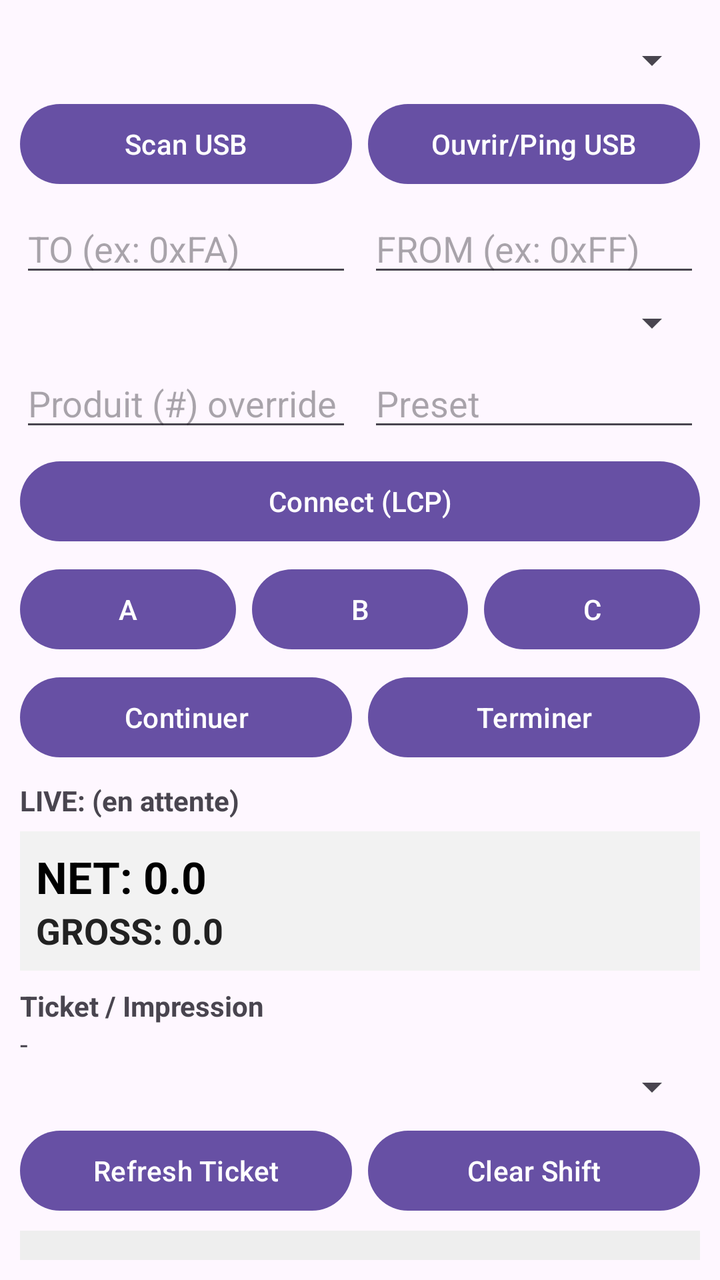
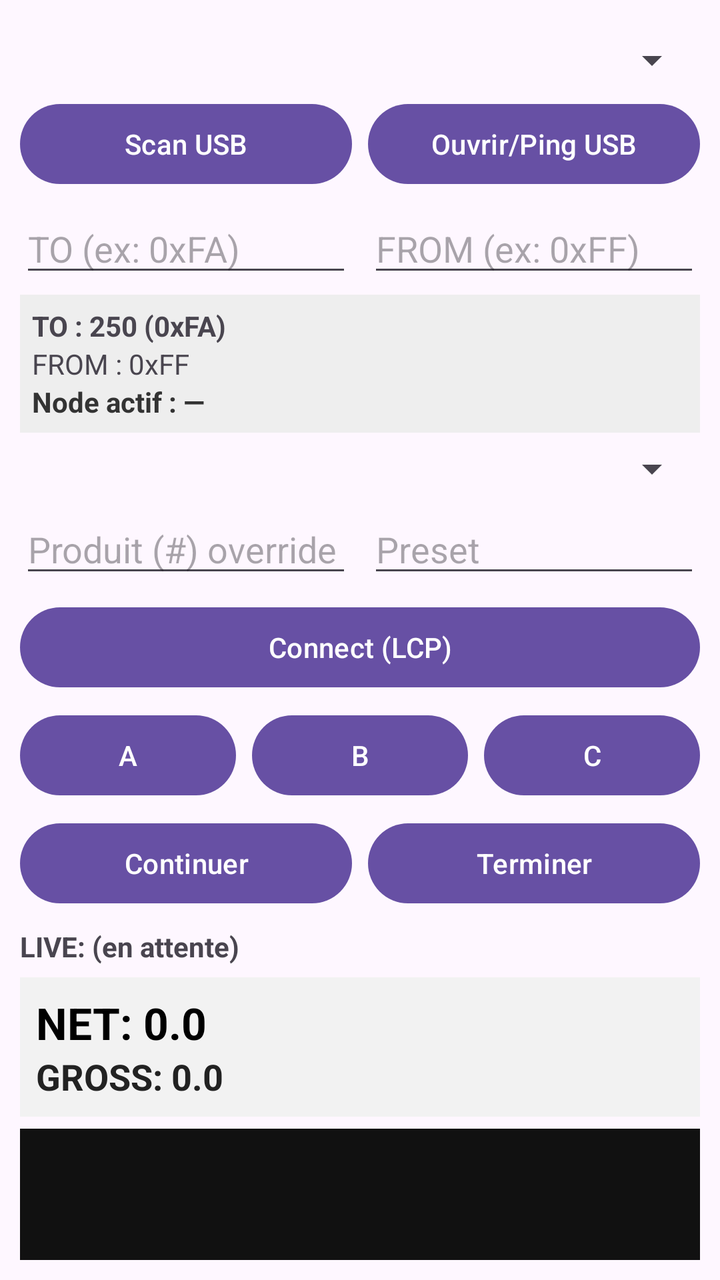

The first picture is an Android layout as it rendered before a commit; the second is the same layout after the commit. The layout source and the unified diff follow.
<!-- AndroidManifest.xml: application theme Theme.Material3.DayNight.NoActionBar -->
<!-- res/layout/activity_main.xml -->
<LinearLayout xmlns:android="http://schemas.android.com/apk/res/android"
    android:id="@+id/root"
    android:layout_width="match_parent"
    android:layout_height="match_parent"
    android:orientation="vertical"
    android:padding="10dp">

    
    <Spinner
        android:id="@+id/spnUsbDevices"
        android:layout_width="match_parent"
        android:layout_height="wrap_content"
        android:layout_marginTop="8dp" />

    <LinearLayout
        android:layout_width="match_parent"
        android:layout_height="wrap_content"
        android:orientation="horizontal"
        android:layout_marginTop="6dp">

        <Button
            android:id="@+id/btnScanUsb"
            android:layout_width="0dp"
            android:layout_height="wrap_content"
            android:layout_weight="1"
            android:text="Scan USB" />

        <Button
            android:id="@+id/btnPingUsb"
            android:layout_width="0dp"
            android:layout_height="wrap_content"
            android:layout_weight="1"
            android:layout_marginStart="8dp"
            android:text="Ouvrir/Ping USB" />
    </LinearLayout>

    
    <LinearLayout
        android:layout_width="match_parent"
        android:layout_height="wrap_content"
        android:orientation="horizontal"
        android:layout_marginTop="6dp">

        <EditText
            android:id="@+id/edtTo"
            android:layout_width="0dp"
            android:layout_height="wrap_content"
            android:layout_weight="1"
            android:hint="TO (ex: 0xFA)"
            android:singleLine="true" />

        <EditText
            android:id="@+id/edtFrom"
            android:layout_width="0dp"
            android:layout_height="wrap_content"
            android:layout_weight="1"
            android:hint="FROM (ex: 0xFF)"
            android:singleLine="true"
            android:layout_marginStart="8dp" />
    </LinearLayout>

    
    
    <Spinner
        android:id="@+id/spnProducts"
        android:layout_width="match_parent"
        android:layout_height="wrap_content"
        android:layout_marginTop="6dp" />

    
    
    <LinearLayout
        android:layout_width="match_parent"
        android:layout_height="wrap_content"
        android:orientation="horizontal"
        android:layout_marginTop="6dp">

        <EditText
            android:id="@+id/edtProduct"
            android:layout_width="0dp"
            android:layout_height="wrap_content"
            android:layout_weight="1"
            android:hint="Produit (#) override"
            android:inputType="number"
            android:singleLine="true" />

        <EditText
            android:id="@+id/edtPreset"
            android:layout_width="0dp"
            android:layout_height="wrap_content"
            android:layout_weight="1"
            android:layout_marginStart="8dp"
            android:hint="Preset"
            android:inputType="numberDecimal"
            android:singleLine="true" />
    </LinearLayout>

    
    <Button
        android:id="@+id/btnConnect"
        android:layout_width="match_parent"
        android:layout_height="wrap_content"
        android:text="Connect (LCP)"
        android:layout_marginTop="6dp" />

    
    <LinearLayout
        android:layout_width="match_parent"
        android:layout_height="wrap_content"
        android:orientation="horizontal"
        android:layout_marginTop="6dp">

        <Button
            android:id="@+id/btnA"
            android:layout_width="0dp"
            android:layout_height="wrap_content"
            android:layout_weight="1"
            android:text="A" />

        <Button
            android:id="@+id/btnB"
            android:layout_width="0dp"
            android:layout_height="wrap_content"
            android:layout_weight="1"
            android:layout_marginStart="8dp"
            android:text="B" />

        <Button
            android:id="@+id/btnC"
            android:layout_width="0dp"
            android:layout_height="wrap_content"
            android:layout_weight="1"
            android:layout_marginStart="8dp"
            android:text="C" />
    </LinearLayout>

    
    <LinearLayout
        android:layout_width="match_parent"
        android:layout_height="wrap_content"
        android:orientation="horizontal"
        android:layout_marginTop="6dp">

        <Button
            android:id="@+id/btnContinue"
            android:layout_width="0dp"
            android:layout_height="wrap_content"
            android:layout_weight="1"
            android:text="Continuer" />

        <Button
            android:id="@+id/btnFinish"
            android:layout_width="0dp"
            android:layout_height="wrap_content"
            android:layout_weight="1"
            android:layout_marginStart="8dp"
            android:text="Terminer" />
    </LinearLayout>

    
    <TextView
        android:id="@+id/txtLive"
        android:layout_width="match_parent"
        android:layout_height="wrap_content"
        android:text="LIVE: (en attente)"
        android:textStyle="bold"
        android:layout_marginTop="8dp" />

    
    <LinearLayout
        android:id="@+id/liveQtyPanel"
        android:layout_width="match_parent"
        android:layout_height="wrap_content"
        android:orientation="vertical"
        android:layout_marginTop="6dp"
        android:padding="8dp"
        android:background="#F2F2F2">

        <TextView
            android:id="@+id/txtQtyNet"
            android:layout_width="match_parent"
            android:layout_height="wrap_content"
            android:text="NET: 0.0"
            android:textStyle="bold"
            android:textSize="22sp"
            android:textColor="#000000" />

        <TextView
            android:id="@+id/txtQtyGross"
            android:layout_width="match_parent"
            android:layout_height="wrap_content"
            android:text="GROSS: 0.0"
            android:textStyle="bold"
            android:textSize="18sp"
            android:textColor="#222222" />
    </LinearLayout>

    
    <LinearLayout
        android:layout_width="match_parent"
        android:layout_height="wrap_content"
        android:orientation="vertical"
        android:layout_marginTop="8dp">

        <TextView
            android:layout_width="match_parent"
            android:layout_height="wrap_content"
            android:text="Ticket / Impression"
            android:textStyle="bold" />

        <TextView
            android:id="@+id/txtTicketNumber"
            android:layout_width="match_parent"
            android:layout_height="wrap_content"
            android:text="-" />

        <Spinner
            android:id="@+id/spnTicketRequired"
            android:layout_width="match_parent"
            android:layout_height="wrap_content" />

        <LinearLayout
            android:layout_width="match_parent"
            android:layout_height="wrap_content"
            android:orientation="horizontal"
            android:layout_marginTop="6dp">

            <Button
                android:id="@+id/btnRefreshTicket"
                android:layout_width="0dp"
                android:layout_height="wrap_content"
                android:layout_weight="1"
                android:text="Refresh Ticket" />

            <Button
                android:id="@+id/btnClearShift"
                android:layout_width="0dp"
                android:layout_height="wrap_content"
                android:layout_weight="1"
                android:layout_marginStart="8dp"
                android:text="Clear Shift" />
        </LinearLayout>

        <TextView
            android:id="@+id/txtPrinterStatus"
            android:layout_width="match_parent"
            android:layout_height="wrap_content"
            android:text="Imprimante: (non connecté / non lu)"
            android:layout_marginTop="6dp"
            android:background="#EEEEEE"
            android:padding="6dp" />

        <LinearLayout
            android:layout_width="match_parent"
            android:layout_height="wrap_content"
            android:orientation="horizontal"
            android:layout_marginTop="6dp">

            <Button
                android:id="@+id/btnRefreshPrinter"
                android:layout_width="0dp"
                android:layout_height="wrap_content"
                android:layout_weight="1"
                android:text="Refresh Printer" />

            <Button
                android:id="@+id/btnPrintPending"
                android:layout_width="0dp"
                android:layout_height="wrap_content"
                android:layout_weight="1"
                android:layout_marginStart="8dp"
                android:text="Print Pending" />
        </LinearLayout>

    </LinearLayout>

    
    <CheckBox
        android:id="@+id/switchIoLog"
        android:layout_width="wrap_content"
        android:layout_height="wrap_content"
        android:text="I/O log"
        android:checked="true"
        android:layout_marginTop="8dp" />

    
    <ScrollView
        android:id="@+id/logScroll"
        android:layout_width="match_parent"
        android:layout_height="0dp"
        android:layout_weight="1"
        android:fillViewport="true"
        android:layout_marginTop="6dp"
        android:background="#111111">

        <TextView
            android:id="@+id/txtLog"
            android:layout_width="match_parent"
            android:layout_height="wrap_content"
            android:typeface="monospace"
            android:textIsSelectable="true"
            android:textSize="12sp"
            android:textColor="#00FF00"
            android:padding="6dp" />
    </ScrollView>

    
    <LinearLayout
        android:layout_width="match_parent"
        android:layout_height="wrap_content"
        android:orientation="horizontal"
        android:gravity="end"
        android:layout_marginTop="6dp">

        <Button
            android:id="@+id/btnClearLog"
            android:layout_width="wrap_content"
            android:layout_height="wrap_content"
            android:text="Clear log" />

        <Button
            android:id="@+id/btnCopyLog"
            android:layout_width="wrap_content"
            android:layout_height="wrap_content"
            android:layout_marginStart="8dp"
            android:text="Copy log" />
    </LinearLayout>

</LinearLayout>
<!-- resources referenced by this layout -->
<resources>

</resources>

<!-- the commit's change to res/layout/activity_main.xml (unified diff, before → after) -->
@@ -60,6 +60,36 @@
     </LinearLayout>
 
     
+    <LinearLayout
+        android:layout_width="match_parent"
+        android:layout_height="wrap_content"
+        android:orientation="vertical"
+        android:layout_marginTop="4dp"
+        android:padding="6dp"
+        android:background="#EEEEEE">
+
+        <TextView
+            android:id="@+id/txtToNode"
+            android:layout_width="match_parent"
+            android:layout_height="wrap_content"
+            android:text="TO : 250 (0xFA)"
+            android:textStyle="bold" />
+
+        <TextView
+            android:id="@+id/txtFromNode"
+            android:layout_width="match_parent"
+            android:layout_height="wrap_content"
+            android:text="FROM : 0xFF" />
+
+        <TextView
+            android:id="@+id/txtActiveNode"
+            android:layout_width="match_parent"
+            android:layout_height="wrap_content"
+            android:text="Node actif : —"
+            android:textStyle="bold"
+            android:textColor="#333333" />
+    </LinearLayout>
+
     
     <Spinner
         android:id="@+id/spnProducts"
@@ -67,7 +97,6 @@
         android:layout_height="wrap_content"
         android:layout_marginTop="6dp" />
 
-    
     
     <LinearLayout
         android:layout_width="match_parent"
@@ -194,94 +223,6 @@
             android:textSize="18sp"
             android:textColor="#222222" />
     </LinearLayout>
-
-    
-    <LinearLayout
-        android:layout_width="match_parent"
-        android:layout_height="wrap_content"
-        android:orientation="vertical"
-        android:layout_marginTop="8dp">
-
-        <TextView
-            android:layout_width="match_parent"
-            android:layout_height="wrap_content"
-            android:text="Ticket / Impression"
-            android:textStyle="bold" />
-
-        <TextView
-            android:id="@+id/txtTicketNumber"
-            android:layout_width="match_parent"
-            android:layout_height="wrap_content"
-            android:text="-" />
-
-        <Spinner
-            android:id="@+id/spnTicketRequired"
-            android:layout_width="match_parent"
-            android:layout_height="wrap_content" />
-
-        <LinearLayout
-            android:layout_width="match_parent"
-            android:layout_height="wrap_content"
-            android:orientation="horizontal"
-            android:layout_marginTop="6dp">
-
-            <Button
-                android:id="@+id/btnRefreshTicket"
-                android:layout_width="0dp"
-                android:layout_height="wrap_content"
-                android:layout_weight="1"
-                android:text="Refresh Ticket" />
-
-            <Button
-                android:id="@+id/btnClearShift"
-                android:layout_width="0dp"
-                android:layout_height="wrap_content"
-                android:layout_weight="1"
-                android:layout_marginStart="8dp"
-                android:text="Clear Shift" />
-        </LinearLayout>
-
-        <TextView
-            android:id="@+id/txtPrinterStatus"
-            android:layout_width="match_parent"
-            android:layout_height="wrap_content"
-            android:text="Imprimante: (non connecté / non lu)"
-            android:layout_marginTop="6dp"
-            android:background="#EEEEEE"
-            android:padding="6dp" />
-
-        <LinearLayout
-            android:layout_width="match_parent"
-            android:layout_height="wrap_content"
-            android:orientation="horizontal"
-            android:layout_marginTop="6dp">
-
-            <Button
-                android:id="@+id/btnRefreshPrinter"
-                android:layout_width="0dp"
-                android:layout_height="wrap_content"
-                android:layout_weight="1"
-                android:text="Refresh Printer" />
-
-            <Button
-                android:id="@+id/btnPrintPending"
-                android:layout_width="0dp"
-                android:layout_height="wrap_content"
-                android:layout_weight="1"
-                android:layout_marginStart="8dp"
-                android:text="Print Pending" />
-        </LinearLayout>
-
-    </LinearLayout>
-
-    
-    <CheckBox
-        android:id="@+id/switchIoLog"
-        android:layout_width="wrap_content"
-        android:layout_height="wrap_content"
-        android:text="I/O log"
-        android:checked="true"
-        android:layout_marginTop="8dp" />
 
     
     <ScrollView
@@ -304,26 +245,4 @@
             android:padding="6dp" />
     </ScrollView>
 
-    
-    <LinearLayout
-        android:layout_width="match_parent"
-        android:layout_height="wrap_content"
-        android:orientation="horizontal"
-        android:gravity="end"
-        android:layout_marginTop="6dp">
-
-        <Button
-            android:id="@+id/btnClearLog"
-            android:layout_width="wrap_content"
-            android:layout_height="wrap_content"
-            android:text="Clear log" />
-
-        <Button
-            android:id="@+id/btnCopyLog"
-            android:layout_width="wrap_content"
-            android:layout_height="wrap_content"
-            android:layout_marginStart="8dp"
-            android:text="Copy log" />
-    </LinearLayout>
-
 </LinearLayout>
